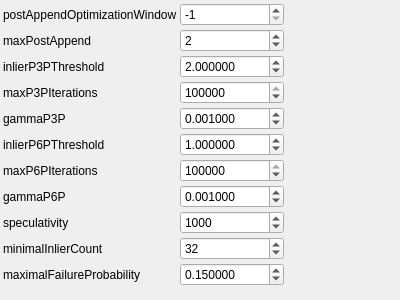
Old version of the form utils/corestructs/coreWidgets/iterativeReconstructionAppendParamsControlWidget.ui in the repository NickPenkrat/corecvs.
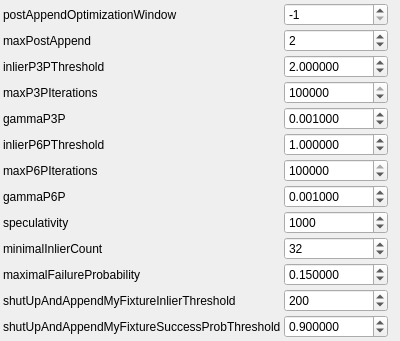
New version of the form.

The edit to the form file:
```diff
--- a/utils/corestructs/coreWidgets/iterativeReconstructionAppendParamsControlWidget.ui
+++ b/utils/corestructs/coreWidgets/iterativeReconstructionAppendParamsControlWidget.ui
@@ -321,7 +321,62 @@
        </property>
      </widget>
     </item>
-   <item row="11" column="0">
+    <item row="11" column="0">
+     <widget class="QLabel" name="label_11">
+       <property name="text">
+         <string>shutUpAndAppendMyFixtureInlierThreshold</string>
+       </property>
+     </widget>
+    </item>
+    <item row="11" column="1">
+     <widget class="QSpinBox" name="shutUpAndAppendMyFixtureInlierThresholdSpinBox">
+       <property name="toolTip">
+         <string>Immediate append inlier count threshold</string>
+       </property>
+       <property name="minimum">
+        <number>10</number>
+       </property>
+       <property name="maximum">
+        <number>1000000</number>
+       </property>
+       <property name="singleStep">
+        <number>1</number>
+       </property>
+       <property name="value">
+        <number>200</number>
+       </property>
+     </widget>
+    </item>
+    <item row="12" column="0">
+     <widget class="QLabel" name="label_12">
+       <property name="text">
+         <string>shutUpAndAppendMyFixtureSuccessProbThreshold</string>
+       </property>
+     </widget>
+    </item>
+    <item row="12" column="1">
+     <widget class="QDoubleSpinBox" name="shutUpAndAppendMyFixtureSuccessProbThresholdSpinBox">
+       <property name="toolTip">
+         <string>shutUpAndAppendMyFixtureSuccessProbThreshold</string>
+       </property>
+       <property name="decimals">
+        <number>6</number>
+       </property>
+       <property name="minimum">
+        <double>0</double>
+       </property>
+       <property name="maximum">
+        <double>1</double>
+       </property>
+       <property name="singleStep">
+        <double>1</double>
+       </property>
+       <property name="value">
+        <double>0.9</double>
+       </property>
+     </widget>
+    </item>
+   <item row="13" column="0">
     <spacer name="verticalSpacer">
      <property name="orientation">
       <enum>Qt::Vertical</enum>
@@ -334,7 +389,7 @@
      </property>
     </spacer>
    </item>
-   <item row="11" column="2">
+   <item row="13" column="2">
     <spacer name="horizontalSpacer">
      <property name="orientation">
       <enum>Qt::Horizontal</enum>
```
Left out of the diff: 12 changed lines with no effect on the pictures.
